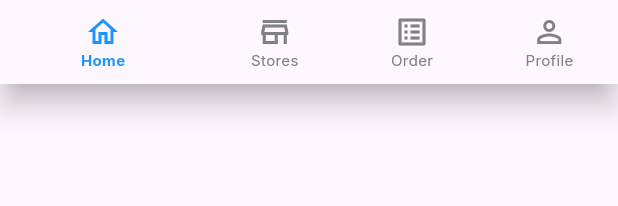
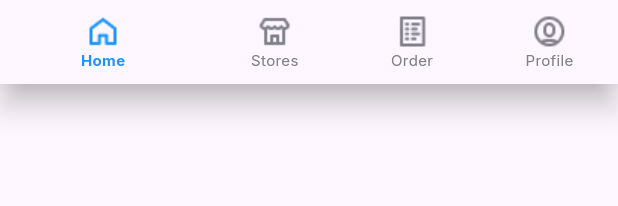
Before and after one commit to ManuelSena19/zaptek-tini, a Flutter app: what bottomNavBar() shows on an empty page, opened directly, on a phone screen of 412 x 824 dp. Shown: the top 206 px of the screen. Run offline on Flutter 3.47's test engine with Material 2 defaults, Android fonts, the phone set to English and light mode, and no system bars; our stand-ins replace google_fonts.

Commit message:
completed bottom navigation bar

```diff
--- a/lib/bottom_nav_bar_widget.dart
+++ b/lib/bottom_nav_bar_widget.dart
@@ -17,21 +17,21 @@ Widget bottomNavBar(){
     ),
     showSelectedLabels: true,
     showUnselectedLabels: true,
-    items: const [
+    items: [
       BottomNavigationBarItem(
-        icon: Icon(Icons.home_outlined),
+        icon: Image.asset('assets/home.png'),
         label: 'Home',
       ),
       BottomNavigationBarItem(
-        icon: Icon(Icons.store_mall_directory_outlined),
+        icon: Image.asset('assets/store.png'),
         label: 'Stores',
       ),
       BottomNavigationBarItem(
-        icon: Icon(Icons.list_alt_outlined),
+        icon: Image.asset('assets/order.png'),
         label: 'Order',
       ),
       BottomNavigationBarItem(
-        icon: Icon(Icons.person_outline),
+        icon: Image.asset('assets/profile.png'),
         label: 'Profile',
       ),
     ],
```
